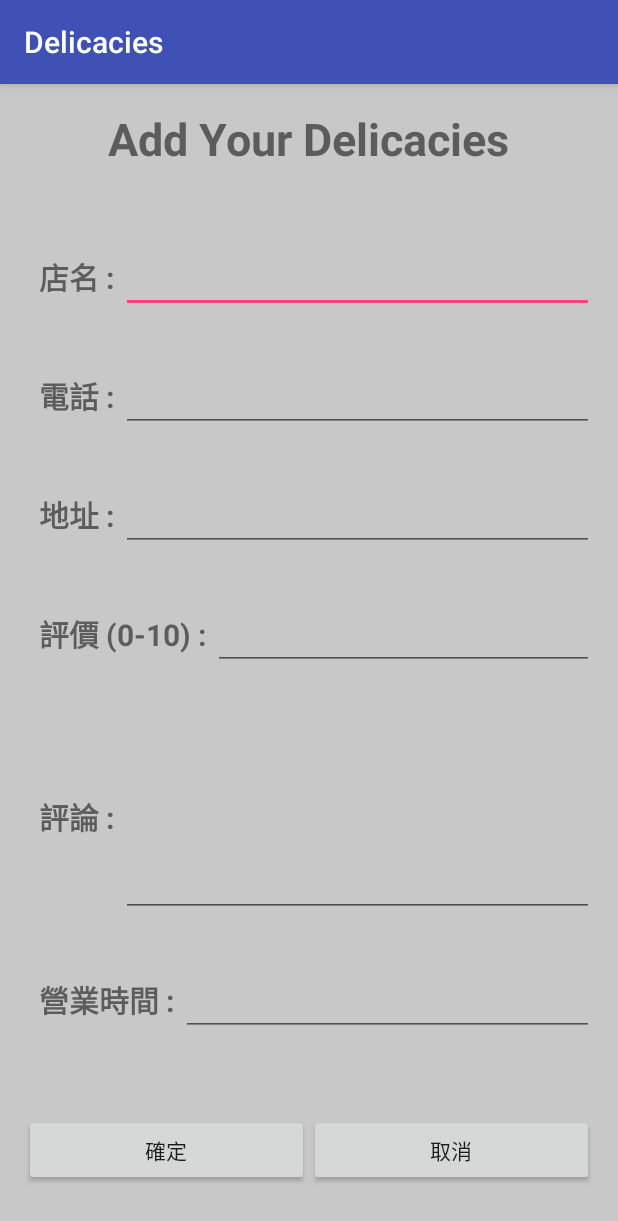
After one commit to LiangWei-Chang/Software_Studio_FinalProject, an Android app: the AddDataActivity screen opened directly, with no data from a screen before it, on a phone screen of 412 x 824 dp. The commit adds this screen. Shown: the top 1221 px of the screen. Run offline under Robolectric (Android 15) with nearby library versions, the phone set to English and light mode, and no system bars.

Commit message:
Add data button

```diff
--- a/app/build.gradle
+++ b/app/build.gradle
@@ -26,4 +26,5 @@ dependencies {
     compile 'com.google.android.gms:play-services:9.0.2'
     compile 'com.android.support:support-v4:23.4.0'
     compile 'com.android.support:recyclerview-v7:+'
+    compile 'com.android.support:design:23.0.0'
 }
--- a/app/src/main/AndroidManifest.xml
+++ b/app/src/main/AndroidManifest.xml
@@ -9,8 +9,13 @@
     -->
     <uses-permission android:name="android.permission.ACCESS_FINE_LOCATION" />
     <uses-permission android:name="android.permission.ACCESS_COARSE_LOCATION" />
-    <uses-permission android:name="android.permission.ACCESS_CORSE_LOCATION"/>
+    <uses-permission android:name="android.permission.ACCESS_CORSE_LOCATION" />
     <uses-permission android:name="android.permission.INTERNET" />
+
+    <permission
+        android:name="com.software.studio.LICENSE_TO_KILL"
+        android:label="Licensed to kill"
+        android:protectionLevel="dangerous" />
 
     <application
         android:allowBackup="true"
@@ -48,10 +53,7 @@
         <activity android:name=".fragments.wheels.wheel_hsao_ze" />
         <activity android:name=".fragments.wheels.wheel_water_wood" />
         <activity android:name=".fragments.wheels.wheel_wind_cloud" />
+        <activity android:name=".AddDataActivity"></activity>
     </application>
 
-    <permission
-        android:name="com.software.studio.LICENSE_TO_KILL"
-        android:protectionLevel="dangerous"
-        android:label="Licensed to kill" />
 </manifest>
--- /dev/null
+++ b/app/src/main/java/com/software/studio/delicacies/AddDataActivity.java
@@ -0,0 +1,85 @@
+package com.software.studio.delicacies;
+
+import android.support.v7.app.AppCompatActivity;
+import android.os.Bundle;
+import android.view.View;
+import android.widget.Button;
+import android.widget.EditText;
+
+import com.software.studio.delicacies.data.DelicaciesItem;
+import com.software.studio.delicacies.data.ItemDAO;
+
+public class AddDataActivity extends AppCompatActivity {
+    EditText name, tel, location, rating, comment, opentime;
+    String add_name, add_tel, add_location, add_comment, add_opentime;
+    Integer add_rating;
+
+    @Override
+    protected void onCreate(Bundle savedInstanceState) {
+        super.onCreate(savedInstanceState);
+        setContentView(R.layout.activity_add_data);
+
+        name = (EditText) findViewById(R.id.Add_name);
+        tel = (EditText) findViewById(R.id.Add_tel);
+        location = (EditText) findViewById(R.id.Add_location);
+        rating = (EditText) findViewById(R.id.Add_rating);
+        comment = (EditText) findViewById(R.id.Add_comment);
+        opentime = (EditText) findViewById(R.id.Add_opentime);
+        Button Yes = (Button) findViewById(R.id.Add_yes);
+        Button No = (Button) findViewById(R.id.Add_no);
+
+        assert Yes != null;
+        Yes.setOnClickListener(new View.OnClickListener() {
+            @Override
+            public void onClick(View v) {
+                if(name.getText().toString().equals("")){
+                    add_name = "Unknown";
+                }
+                else{
+                    add_name = name.getText().toString();
+                }
+                if(tel.getText().toString().equals("")){
+                    add_tel = "Unknown";
+                }
+                else{
+                    add_tel = tel.getText().toString();
+                }
+                if(location.getText().toString().equals("")){
+                    add_location = "Unknown";
+                }
+                else{
+                    add_location = location.getText().toString();
+                }
+                if(rating.getText().toString().equals("")){
+                    add_rating = 0;
+                }
+                else{
+                    add_rating = Integer.parseInt(rating.getText().toString());
+                }
+                if(comment.getText().toString().equals("")){
+                    add_comment = "Unknown";
+                }
+                else{
+                    add_comment = comment.getText().toString();
+                }
+                if(opentime.getText().toString().equals("")){
+                    add_opentime = "Unknown";
+                }
+                else{
+                    add_opentime = opentime.getText().toString();
+                }
+
+                ItemDAO myDelicacies = new ItemDAO(getApplicationContext());
+                DelicaciesItem item = new DelicaciesItem(0, add_name, add_tel, add_location, add_rating, add_comment, add_opentime, 0);
+                myDelicacies.insert(item);
+            }
+        });
+
+        No.setOnClickListener(new View.OnClickListener() {
+            @Override
+            public void onClick(View v) {
+                finish();
+            }
+        });
+    }
+}
--- a/app/src/main/java/com/software/studio/delicacies/fragments/Shouye.java
+++ b/app/src/main/java/com/software/studio/delicacies/fragments/Shouye.java
@@ -2,6 +2,7 @@ package com.software.studio.delicacies.fragments;
 
 import android.content.Intent;
 import android.os.Bundle;
+import android.support.design.widget.FloatingActionButton;
 import android.support.v4.app.Fragment;
 import android.support.v7.widget.LinearLayoutManager;
 import android.support.v7.widget.RecyclerView;
@@ -9,8 +10,8 @@ import android.util.Log;
 import android.view.LayoutInflater;
 import android.view.View;
 import android.view.ViewGroup;
-import android.widget.Toast;
 
+import com.software.studio.delicacies.AddDataActivity;
 import com.software.studio.delicacies.DetailActivity;
 import com.software.studio.delicacies.R;
 import com.software.studio.delicacies.RecycleViewAdapter;
@@ -26,6 +27,7 @@ public class Shouye extends Fragment {
         RecyclerView.LayoutManager mLayoutManager;
         final RecycleViewAdapter mAdapter;
         ArrayList<String> data = new ArrayList<>();
+        FloatingActionButton fab;
 
         ItemDAO myDelicacies = new ItemDAO(getActivity().getApplicationContext());
         Log.d("count", new Integer(myDelicacies.getCount()).toString());
@@ -64,6 +66,16 @@ public class Shouye extends Fragment {
                 startActivity(intent);
             }
         });
+
+        fab = (FloatingActionButton) getActivity().findViewById(R.id.floating_action_button);
+        fab.setOnClickListener(new View.OnClickListener() {
+            @Override
+            public void onClick(View v) {
+                Intent intent = new Intent(getContext(), AddDataActivity.class);
+                startActivity(intent);
+            }
+        });
+
         return rootView;
     }
 }
--- /dev/null
+++ b/app/src/main/res/layout/activity_add_data.xml
@@ -0,0 +1,150 @@
+<?xml version="1.0" encoding="utf-8"?>
+<LinearLayout xmlns:android="http://schemas.android.com/apk/res/android"
+    xmlns:tools="http://schemas.android.com/tools"
+    android:layout_width="match_parent"
+    android:layout_height="match_parent"
+    android:orientation="vertical"
+    xmlns:app="http://schemas.android.com/apk/res-auto"
+    android:paddingBottom="@dimen/activity_vertical_margin"
+    android:paddingLeft="@dimen/activity_horizontal_margin"
+    android:paddingRight="@dimen/activity_horizontal_margin"
+    android:paddingTop="@dimen/activity_vertical_margin"
+    android:background="#C8C8C8"
+    tools:context="com.software.studio.delicacies.AddDataActivity">
+    <LinearLayout
+        android:layout_width="wrap_content"
+        android:layout_height="wrap_content"
+        android:layout_gravity="center_horizontal"
+        android:layout_weight="1.5">
+        <TextView
+            android:layout_width="wrap_content"
+            android:layout_height="wrap_content"
+            android:text="Add Your Delicacies"
+            android:textSize="30dp"
+            android:textStyle="bold"/>
+    </LinearLayout>
+
+
+    <LinearLayout
+        android:layout_width="match_parent"
+        android:layout_height="wrap_content"
+        android:layout_marginLeft="10dp"
+        android:layout_weight="1">
+        <TextView
+            android:layout_width="wrap_content"
+            android:layout_height="wrap_content"
+            android:text="店名 : "
+            android:textSize="20dp"
+            android:textStyle="bold"/>
+        <EditText
+            android:layout_width="match_parent"
+            android:layout_height="wrap_content"
+            android:id="@+id/Add_name"/>
+    </LinearLayout>
+
+    <LinearLayout
+        android:layout_width="match_parent"
+        android:layout_height="wrap_content"
+        android:layout_marginLeft="10dp"
+        android:layout_weight="1">
+        <TextView
+            android:layout_width="wrap_content"
+            android:layout_height="wrap_content"
+            android:text="電話 : "
+            android:textSize="20dp"
+            android:textStyle="bold"/>
+        <EditText
+            android:layout_width="match_parent"
+            android:layout_height="wrap_content"
+            android:id="@+id/Add_tel"/>
+    </LinearLayout>
+
+    <LinearLayout
+        android:layout_width="match_parent"
+        android:layout_height="wrap_content"
+        android:layout_marginLeft="10dp"
+        android:layout_weight="1">
+        <TextView
+            android:layout_width="wrap_content"
+            android:layout_height="wrap_content"
+            android:text="地址 : "
+            android:textSize="20dp"
+            android:textStyle="bold"/>
+        <EditText
+            android:layout_width="match_parent"
+            android:layout_height="wrap_content"
+            android:id="@+id/Add_location"/>
+    </LinearLayout>
+
+    <LinearLayout
+        android:layout_width="match_parent"
+        android:layout_height="wrap_content"
+        android:layout_marginLeft="10dp"
+        android:layout_weight="1">
+        <TextView
+            android:layout_width="wrap_content"
+            android:layout_height="wrap_content"
+            android:text="評價 (0-10) : "
+            android:textSize="20dp"
+            android:textStyle="bold"/>
+        <EditText
+            android:layout_width="match_parent"
+            android:layout_height="wrap_content"
+            android:id="@+id/Add_rating"/>
+    </LinearLayout>
+
+    <LinearLayout
+        android:layout_width="match_parent"
+        android:layout_height="wrap_content"
+        android:layout_marginLeft="10dp"
+        android:layout_weight="1">
+        <TextView
+            android:layout_width="wrap_content"
+            android:layout_height="wrap_content"
+            android:text="評論 : "
+            android:textSize="20dp"
+            android:textStyle="bold"/>
+        <EditText
+            android:layout_width="match_parent"
+            android:layout_height="wrap_content"
+            android:lines="5"
+            android:id="@+id/Add_comment"/>
+    </LinearLayout>
+
+    <LinearLayout
+        android:layout_width="match_parent"
+        android:layout_height="wrap_content"
+        android:layout_marginLeft="10dp"
+        android:layout_weight="1">
+        <TextView
+            android:layout_width="wrap_content"
+            android:layout_height="wrap_content"
+            android:text="營業時間 : "
+            android:textSize="20dp"
+            android:textStyle="bold"/>
+        <EditText
+            android:layout_width="match_parent"
+            android:layout_height="wrap_content"
+            android:id="@+id/Add_opentime"/>
+    </LinearLayout>
+
+    <LinearLayout
+        android:layout_width="match_parent"
+        android:layout_height="wrap_content"
+        android:orientation="horizontal"
+        android:gravity="center"
+        android:layout_weight="1">
+        <Button
+            android:layout_width="wrap_content"
+            android:layout_height="wrap_content"
+            android:id="@+id/Add_yes"
+            android:text="確定"
+            android:layout_weight="1"/>
+        <Button
+            android:layout_width="wrap_content"
+            android:layout_height="wrap_content"
+            android:id="@+id/Add_no"
+            android:text="取消"
+            android:layout_weight="1"/>
+    </LinearLayout>
+</LinearLayout>
--- a/app/src/main/res/layout/fragment_shouye.xml
+++ b/app/src/main/res/layout/fragment_shouye.xml
@@ -1,4 +1,4 @@
-<LinearLayout xmlns:android="http://schemas.android.com/apk/res/android"
+<FrameLayout xmlns:android="http://schemas.android.com/apk/res/android"
     xmlns:tools="http://schemas.android.com/tools"
     android:layout_width="match_parent"
     android:layout_height="match_parent"
@@ -12,4 +12,14 @@
         android:layout_height="match_parent"
         android:scrollbars="vertical" />
 
-</LinearLayout>
+    <android.support.design.widget.FloatingActionButton
+        android:layout_width="wrap_content"
+        android:layout_height="wrap_content"
+        android:layout_gravity="bottom|end"
+        android:layout_margin="16dp"
+        android:elevation="6dp"
+        android:src="@drawable/fab"
+        android:clickable="true"
+        android:id="@+id/floating_action_button"
+        />
+</FrameLayout>
```
Also changed, not shown: app/src/main/res/drawable/fab.png (added).
